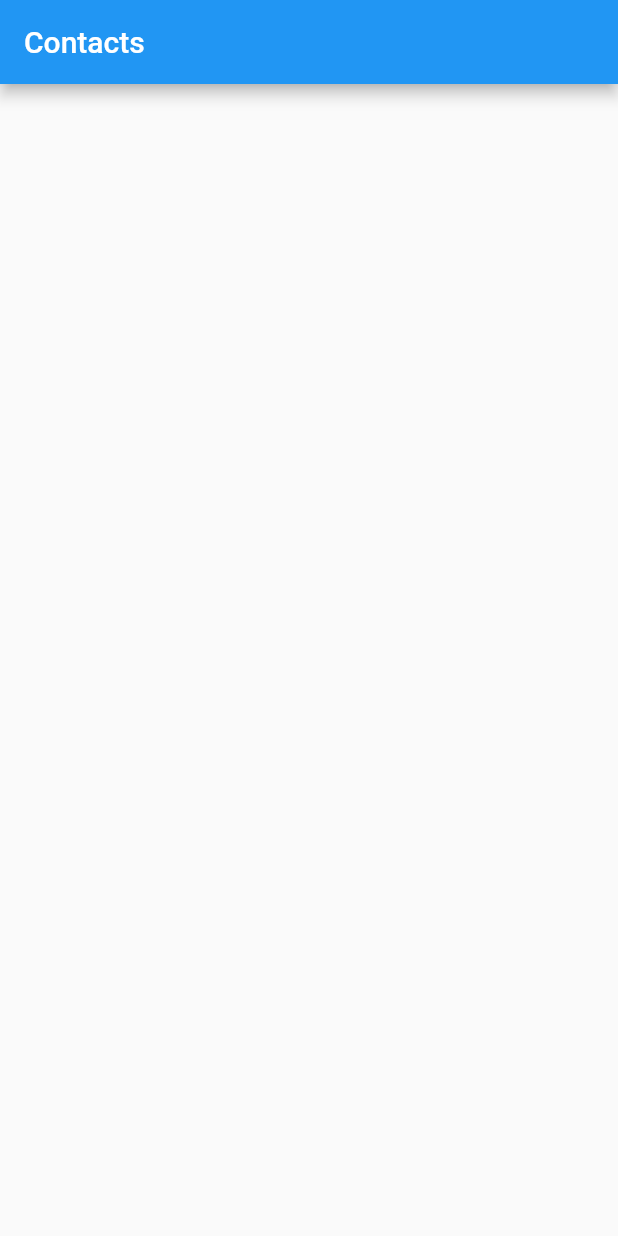
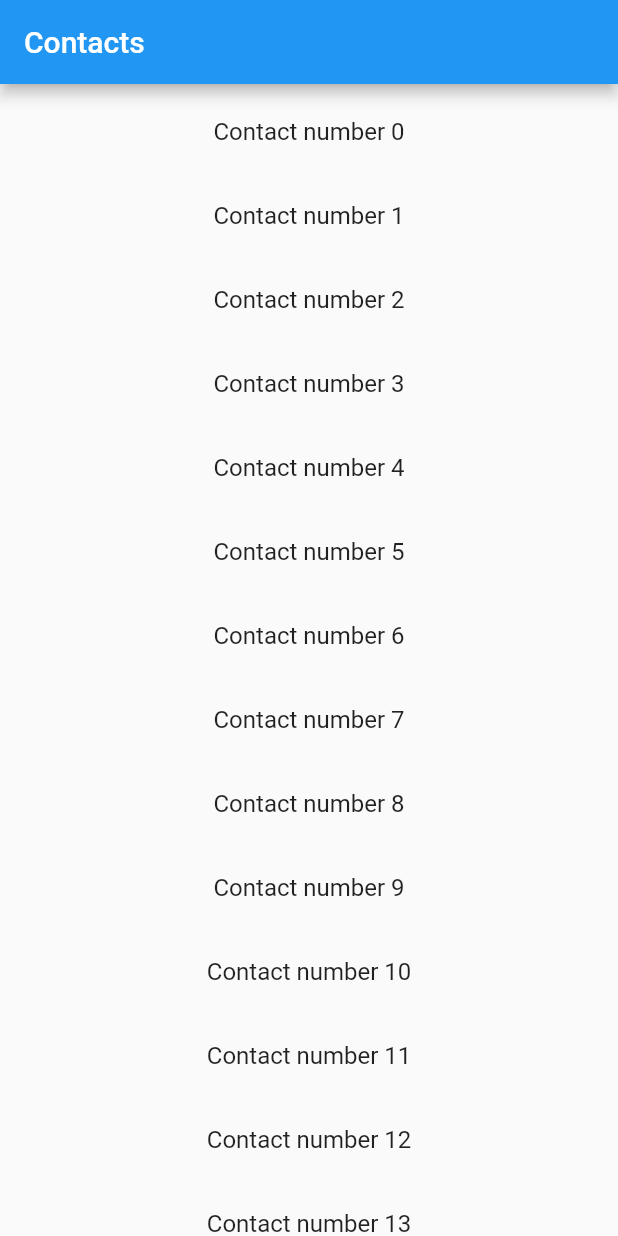
Before and after one commit to Ambial/FlutterContacts, a Flutter app: the screen it shows after launch, on a phone screen of 412 x 824 dp. Run offline on Flutter 3.47's test engine with Material 2 defaults, Android fonts, the phone set to English and light mode, and no system bars.

Commit message:
Generate long list with stupid data

```diff
--- a/lib/ui/contacts_list/contacts_list_page.dart
+++ b/lib/ui/contacts_list/contacts_list_page.dart
@@ -1,10 +1,24 @@
 import 'package:flutter/material.dart';
 
 class ContactsListPage extends StatelessWidget {
+  final List<String> items =
+      List<String>.generate(10000, (i) => 'Contact number $i');
+
   @override
   Widget build(BuildContext context) {
     return Scaffold(
       appBar: AppBar(title: Text('Contacts')),
+      body: ListView.builder(
+        itemCount: items.length,
+        prototypeItem: ListTile(
+          title: Text(items.first),
+        ),
+        itemBuilder: (context, index) {
+          return ListTile(
+            title: Center(child: Text(items[index])),
+          );
+        },
+      ),
     );
   }
 }
```
